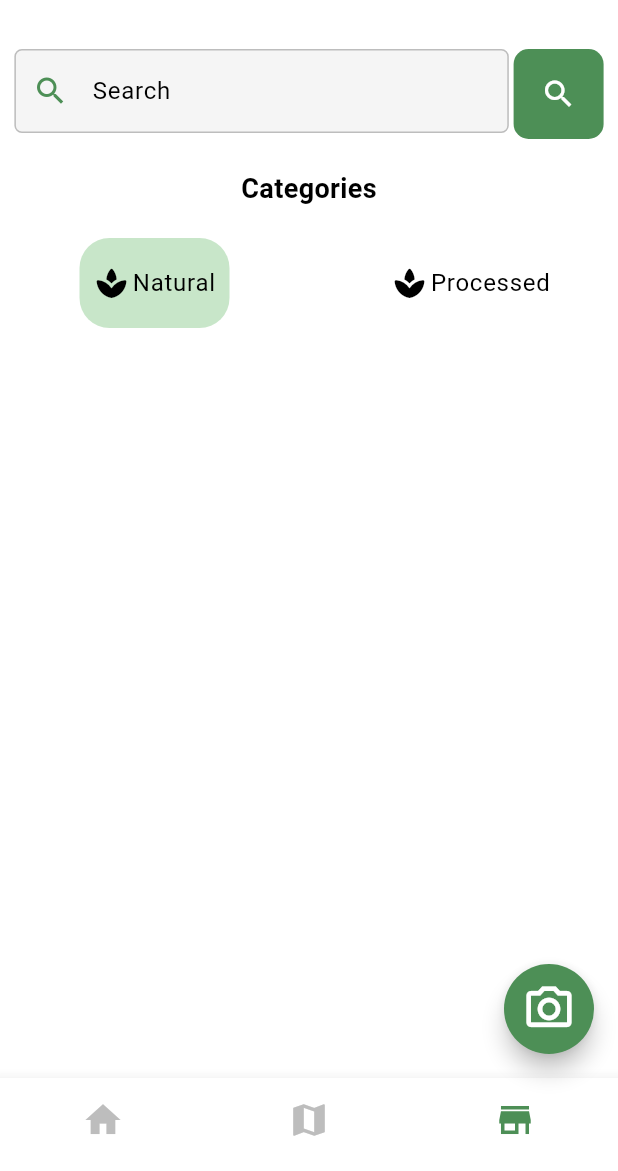
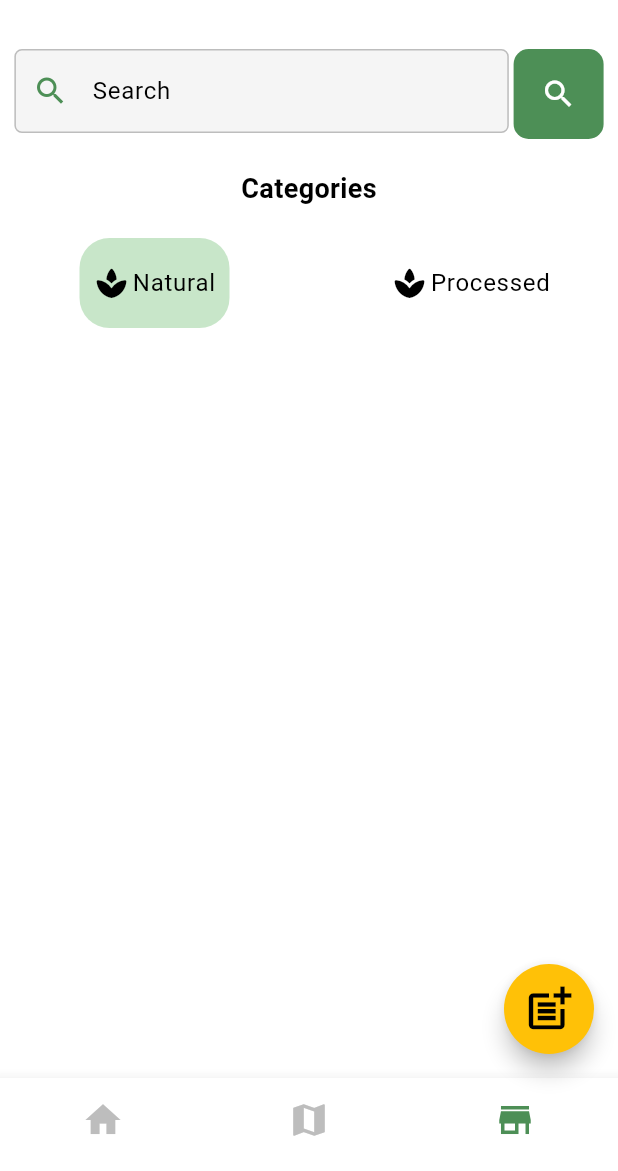
Before and after one commit to mahdi-dbouk/Floravert, a Flutter app: the Home screen opened directly, item 3 of the bottom bar chosen, on a phone screen of 412 x 824 dp, the part 65-1236 px from its top. Run offline on Flutter 3.47's test engine with Material 2 defaults, Android fonts, the phone set to English and light mode, and no system bars; our stand-ins replace datetime_picker_formfield_new, dio, flutter_chat_types, flutter_chat_ui, flutter_dotenv, image_picker and 3 more; accounts and stored records are empty; network calls fail; project files that could hold a hidden picture were left out.

Commit message:
[Frontend > Mobile] Implemented Logic to Switch Between Action Buttons on Page Change

```diff
--- a/frontend/mobile/lib/screens/home.dart
+++ b/frontend/mobile/lib/screens/home.dart
@@ -1,9 +1,12 @@
 import 'package:flutter/material.dart';
 import 'package:mobile/providers/auth_provider.dart';
 import 'package:mobile/providers/scanned_plant_provider.dart';
+import 'package:mobile/screens/map_page.dart';
 import 'package:mobile/screens/market.dart';
 import 'package:mobile/widgets/custom_appbar.dart';
 import 'package:mobile/screens/home_page.dart';
+import 'package:mobile/widgets/map_action_button.dart';
+import 'package:mobile/widgets/market_action_button.dart';
 import 'package:mobile/widgets/take_photo_button.dart';
 import 'package:provider/provider.dart';
 
@@ -89,9 +92,15 @@ class _HomeState extends State<Home> {
                 authUserModel: authUserModel,
                 scannedPlantModel: scannedPlantModel),
             'market' => const Market(),
+            'map' => const MapPage(),
             String() => null,
           },
-          floatingActionButton: const NavBarImageButton(),
+          floatingActionButton: switch (page) {
+            'home' => const NavBarImageButton(),
+            'market' => const MarketActionButton(),
+            'map' => const MapActionButton(),
+            String() => null,
+          },
           bottomNavigationBar: BottomNavigationBar(
             type: BottomNavigationBarType.fixed,
             currentIndex: _currentIndex,
```
